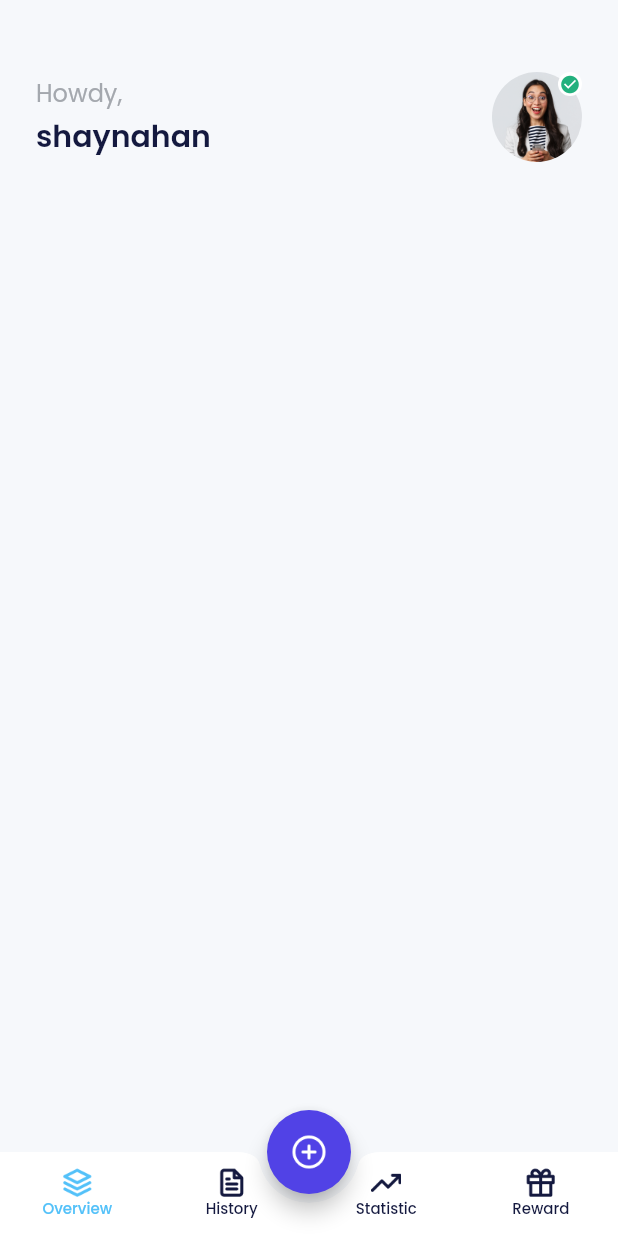
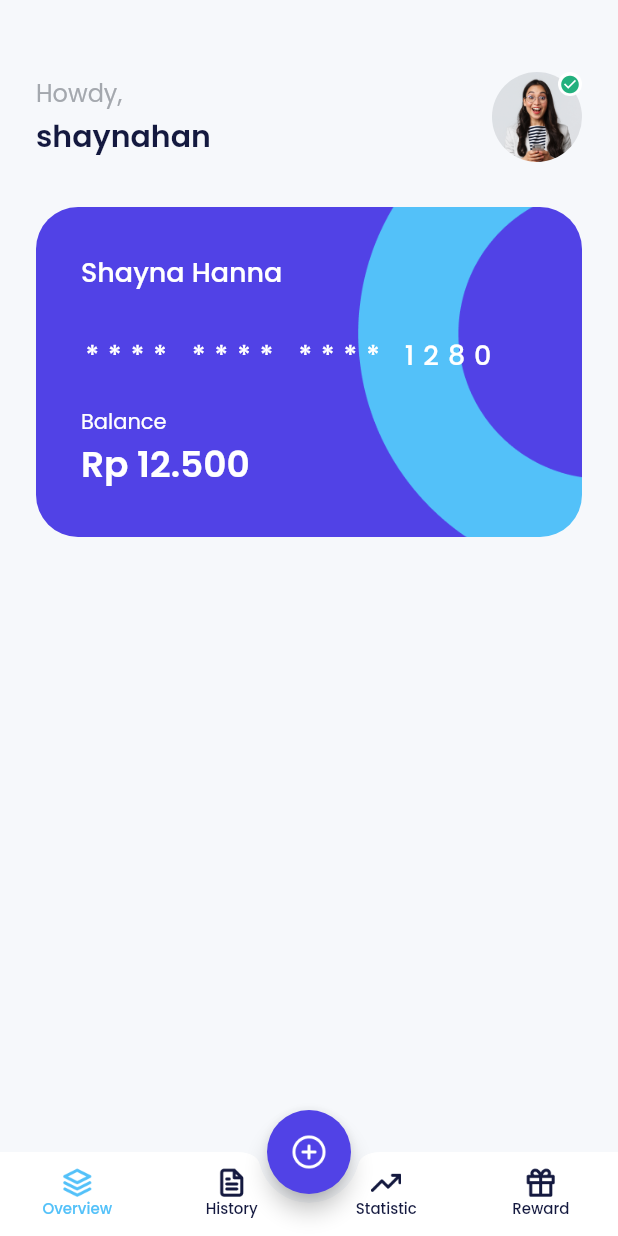
Before and after one commit to setiyonore/bank_sha, a Flutter app: the HomePage screen opened by its route, on a phone screen of 412 x 824 dp. Run offline on Flutter 3.47's test engine with Material 2 defaults, Android fonts, the phone set to English and light mode, and no system bars; our stand-ins replace carousel_slider, google_fonts; missing offline and left inert: dart:ffi.

```diff
--- a/lib/ui/pages/home_page.dart
+++ b/lib/ui/pages/home_page.dart
@@ -79,6 +79,7 @@ class HomePage extends StatelessWidget {
         ),
         children: [
           buildProfile(),
+          buildWalletCard(),
         ],
       ),
     );
@@ -147,4 +148,61 @@ class HomePage extends StatelessWidget {
       ),
     );
   }
+
+  Widget buildWalletCard() {
+    return Container(
+      width: double.infinity,
+      height: 220,
+      margin: const EdgeInsets.only(
+        top: 30,
+      ),
+      padding: const EdgeInsets.all(30),
+      decoration: BoxDecoration(
+        borderRadius: BorderRadius.circular(
+          28,
+        ),
+        image: const DecorationImage(
+          fit: BoxFit.cover,
+          image: AssetImage('assets/img_bg_card.png'),
+        ),
+      ),
+      child: Column(
+        crossAxisAlignment: CrossAxisAlignment.start,
+        children: [
+          Text(
+            'Shayna Hanna',
+            style: whiteTextStyle.copyWith(
+              fontSize: 18,
+              fontWeight: medium,
+            ),
+          ),
+          const SizedBox(
+            height: 28,
+          ),
+          Text(
+            '**** **** **** 1280',
+            style: whiteTextStyle.copyWith(
+              fontSize: 18,
+              fontWeight: medium,
+              letterSpacing: 6,
+            ),
+          ),
+          const SizedBox(
+            height: 21,
+          ),
+          Text(
+            'Balance',
+            style: whiteTextStyle,
+          ),
+          Text(
+            'Rp 12.500',
+            style: whiteTextStyle.copyWith(
+              fontSize: 24,
+              fontWeight: semiBold,
+            ),
+          ),
+        ],
+      ),
+    );
+  }
 }
```
